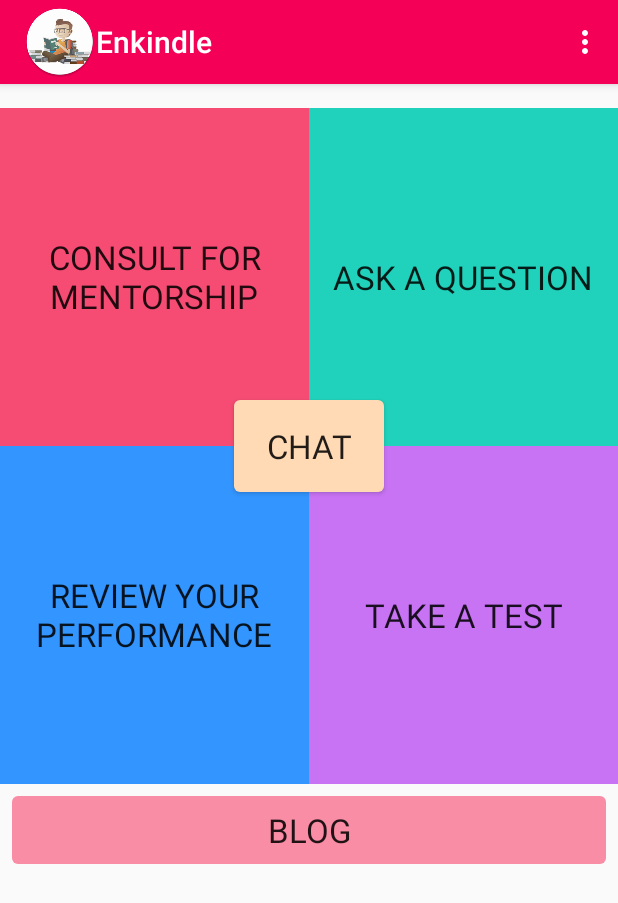
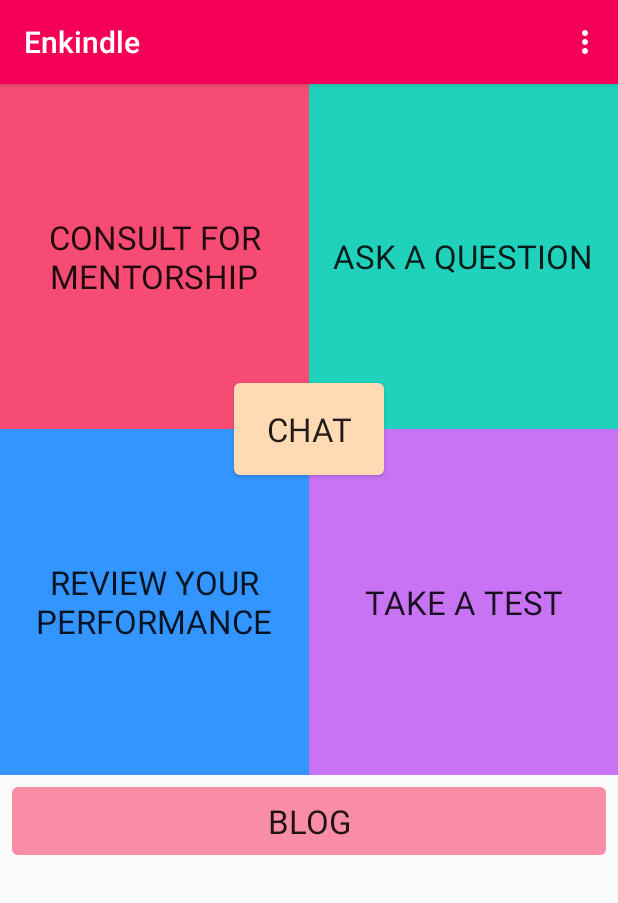
Before and after one commit to ritikagr/Enkindle_App, an Android app: the MainActivity screen opened directly, with no data from a screen before it, on a phone screen of 412 x 824 dp. Shown: the top 903 px of the screen. Run offline under Robolectric (Android 15) with nearby library versions, the phone set to English and light mode, and no system bars; 1 statement that could not run was skipped.

Commit message:
themes edited and some attributes of layout are defined in style.xml

```diff
--- a/app/build.gradle
+++ b/app/build.gradle
@@ -6,7 +6,7 @@ android {
 
     defaultConfig {
         applicationId "com.iitism.ritik.enkindle"
-        minSdkVersion 15
+        minSdkVersion 17
         targetSdkVersion 23
         versionCode 1
         versionName "1.0"
--- a/app/src/main/AndroidManifest.xml
+++ b/app/src/main/AndroidManifest.xml
@@ -23,8 +23,13 @@
                 <category android:name="android.intent.category.LAUNCHER" />
             </intent-filter>
         </activity>
-        <activity android:name=".activity.WelcomeActivity" />
-        <activity android:name=".activity.LoginRegisterActivity" />
+        <activity
+            android:name=".activity.WelcomeActivity"
+            android:theme="@style/AppTheme.NoActionBar"/>
+
+        <activity
+            android:name=".activity.LoginRegisterActivity"
+            android:theme="@style/AppTheme.NoActionBar"/>
         <activity
             android:name=".activity.LoginActivity"
             android:label="@string/signin">
@@ -41,8 +46,7 @@
         </activity>
         <activity
             android:name=".activity.MainActivity"
-            android:label="@string/app_name"
-            android:theme="@style/AppTheme.NoActionBar" />
+            android:label="@string/app_name"/>
         <activity
             android:name=".activity.AskActivity"
             android:label="@string/ask">
@@ -52,11 +56,10 @@
         </activity>
         <activity
             android:name=".activity.PopupWindowSolution"
-            android:theme="@style/AppTheme.PopWindowTheme" />
+            android:theme="@style/AppTheme.NoActionBar.PopWindowTheme" />
         <activity
             android:name=".activity.AskPopup"
-            android:theme="@style/AppTheme.PopWindowTheme"
-            android:configChanges="orientation|screenSize|keyboardHidden">
+            android:theme="@style/AppTheme.NoActionBar.PopWindowTheme">
         </activity>
     </application>
 
--- a/app/src/main/java/com/iitism/ritik/enkindle/activity/MainActivity.java
+++ b/app/src/main/java/com/iitism/ritik/enkindle/activity/MainActivity.java
@@ -23,8 +23,6 @@ public class MainActivity extends AppCompatActivity {
     protected void onCreate(Bundle savedInstanceState) {
         super.onCreate(savedInstanceState);
         setContentView(R.layout.activity_main);
-        Toolbar toolbar = (Toolbar) findViewById(R.id.toolbar);
-        setSupportActionBar(toolbar);
         ActionBar actionBar = getSupportActionBar();
         actionBar.setIcon(R.mipmap.enkindle_logo);
 
--- a/app/src/main/res/layout/activity_main.xml
+++ b/app/src/main/res/layout/activity_main.xml
@@ -7,20 +7,6 @@
     android:fitsSystemWindows="true"
     tools:context=".activity.MainActivity">
 
-    <android.support.design.widget.AppBarLayout
-        android:layout_width="match_parent"
-        android:layout_height="wrap_content"
-        android:theme="@style/AppTheme.AppBarOverlay">
-
-        <android.support.v7.widget.Toolbar
-            android:id="@+id/toolbar"
-            android:layout_width="match_parent"
-            android:layout_height="?attr/actionBarSize"
-            android:background="?attr/colorPrimary"
-            app:popupTheme="@style/AppTheme.PopupOverlay" />
-
-    </android.support.design.widget.AppBarLayout>
-
     <include layout="@layout/content_main" />
 
 </android.support.design.widget.CoordinatorLayout>
--- a/app/src/main/res/layout/content_main.xml
+++ b/app/src/main/res/layout/content_main.xml
@@ -5,74 +5,59 @@
     android:layout_width="match_parent"
     android:layout_height="match_parent"
     android:orientation="vertical"
-    app:layout_behavior="@string/appbar_scrolling_view_behavior"
     tools:context=".activity.MainActivity"
     tools:showIn="@layout/activity_main">
 
     <RelativeLayout
         android:layout_width="match_parent"
         android:layout_height="0dp"
-        android:layout_weight="3"
-        android:layout_marginTop="@dimen/activity_vertical_margin">
+        android:layout_weight="3">
 
-        <android.support.v7.widget.GridLayout
+        <LinearLayout
             android:layout_width="match_parent"
             android:layout_height="match_parent"
-            app:rowCount="2"
-            app:columnCount="2"
-            app:orientation="horizontal"
-            android:id="@+id/grid_layout"
-            app:columnOrderPreserved="true">
+            android:orientation="vertical">
 
+            <LinearLayout
+                android:layout_width="match_parent"
+                android:layout_height="0dp"
+                android:layout_weight="1"
+                android:orientation="horizontal">
             <TextView
+                style="@style/content_main_textview"
                 android:id="@+id/consult"
-                app:layout_rowWeight="1"
-                android:layout_width="0dp"
-                app:layout_columnWeight="1"
                 android:text="@string/consult"
-                android:gravity="center"
-                android:textAlignment="center"
-                android:textAppearance="?android:attr/textAppearanceLarge"
                 android:background="@color/bg_screen1"
-                app:layout_gravity="fill"
                 android:onClick="Consult"/>
             <TextView
-                app:layout_rowWeight="1"
-                android:layout_width="0dp"
-                app:layout_columnWeight="1"
+                style="@style/content_main_textview"
                 android:text="@string/ask"
                 android:id="@+id/ask"
-                android:gravity="center"
-                android:textAlignment="center"
-                android:textAppearance="?android:attr/textAppearanceLarge"
                 android:background="@color/bg_screen2"
-                app:layout_gravity="fill"
                 android:onClick="Ask_Question"/>
+
+            </LinearLayout>
+
+            <LinearLayout
+                android:layout_width="match_parent"
+                android:layout_height="0dp"
+                android:layout_weight="1"
+                android:orientation="horizontal">
             <TextView
+                style="@style/content_main_textview"
                 android:text="@string/review"
-                app:layout_rowWeight="1"
-                android:layout_width="0dp"
-                app:layout_columnWeight="1"
-                android:gravity="center"
-                android:textAlignment="center"
-                android:textAppearance="?android:attr/textAppearanceLarge"
                 android:id="@+id/review"
                 android:background="@color/bg_screen3"
-                app:layout_gravity="fill"
                 android:onClick="Review"/>
             <TextView
-                app:layout_rowWeight="1"
-                android:layout_width="0dp"
-                app:layout_columnWeight="1"
-                android:gravity="center"
-                android:textAlignment="center"
-                android:textAppearance="?android:attr/textAppearanceLarge"
+                style="@style/content_main_textview"
                 android:text="@string/test"
                 android:id="@+id/test"
                 android:background="@color/bg_screen4"
-                app:layout_gravity="fill"
                 android:onClick="Take_Test"/>
-        </android.support.v7.widget.GridLayout>
+
+            </LinearLayout>
+        </LinearLayout>
 
         <Button
             android:layout_width="wrap_content"
--- a/app/src/main/res/values/styles.xml
+++ b/app/src/main/res/values/styles.xml
@@ -6,16 +6,14 @@
         <item name="colorPrimary">@color/colorPrimary</item>
         <item name="colorPrimaryDark">@color/colorPrimaryDark</item>
         <item name="colorAccent">@color/colorAccent</item>
+    </style>
+
+    <style name="AppTheme.NoActionBar">
         <item name="android:windowActionBar">false</item>
         <item name="android:windowNoTitle">true</item>
     </style>
 
-    <style name="AppTheme.NoActionBar">
-        <item name="windowActionBar">false</item>
-        <item name="windowNoTitle">true</item>
-    </style>
-
-    <style name="AppTheme.PopWindowTheme">
+    <style name="AppTheme.NoActionBar.PopWindowTheme">
         <item name="android:windowIsTranslucent">true</item>
         <item name="android:windowCloseOnTouchOutside">true</item>
     </style>
@@ -59,4 +57,13 @@
         <item name="android:textColor">@android:color/white</item>
     </style>
 
+    <style name="content_main_textview">
+        <item name="android:layout_width">0dp</item>
+        <item name="android:layout_height">match_parent</item>
+        <item name="android:layout_weight">1</item>
+        <item name="android:textAppearance">?android:attr/textAppearanceLarge</item>
+        <item name="android:gravity">center</item>
+        <item name="android:textAlignment">center</item>
+    </style>
+
 </resources>
--- a/gradle.properties
+++ b/gradle.properties
@@ -12,6 +12,6 @@
 # This option should only be used with decoupled projects. More details, visit
 # http://www.gradle.org/docs/current/userguide/multi_project_builds.html#sec:decoupled_projects
 # org.gradle.parallel=true
-#Mon Aug 22 12:22:44 IST 2016
+#Sat Aug 27 17:47:29 IST 2016
 systemProp.http.proxyHost=localhost
-systemProp.http.proxyPort=58640
+systemProp.http.proxyPort=57809
```
